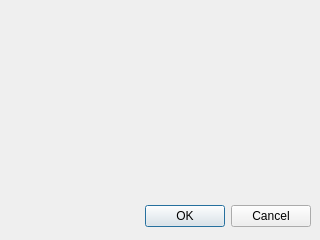
Above: forms/settings/settings_narf.ui from TheWarek/NARF_Kin before the change. Below: the same form after it.
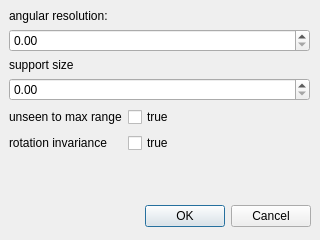
That is the form after the change.

Commit message:
[Sources & GUI] added settings window
able to change settings
renamed classes with capital letter
completed gui for narf settings

Patch:
```diff
--- a/forms/settings/settings_narf.ui
+++ b/forms/settings/settings_narf.ui
@@ -28,6 +28,69 @@
     <set>QDialogButtonBox::Cancel|QDialogButtonBox::Ok</set>
    </property>
   </widget>
+  <widget class="QWidget" name="verticalLayoutWidget">
+   <property name="geometry">
+    <rect>
+     <x>9</x>
+     <y>9</y>
+     <width>301</width>
+     <height>191</height>
+    </rect>
+   </property>
+   <layout class="QFormLayout" name="formLayout">
+    <property name="fieldGrowthPolicy">
+     <enum>QFormLayout::AllNonFixedFieldsGrow</enum>
+    </property>
+    <item row="0" column="0" colspan="2">
+     <widget class="QLabel" name="label">
+      <property name="text">
+       <string>angular resolution:</string>
+      </property>
+     </widget>
+    </item>
+    <item row="1" column="0" colspan="2">
+     <widget class="QDoubleSpinBox" name="doubleSpinBox_ang_res"/>
+    </item>
+    <item row="2" column="0">
+     <widget class="QLabel" name="label_2">
+      <property name="text">
+       <string>support size</string>
+      </property>
+     </widget>
+    </item>
+    <item row="3" column="0" colspan="2">
+     <widget class="QDoubleSpinBox" name="doubleSpinBox_supp_size"/>
+    </item>
+    <item row="4" column="0">
+     <widget class="QLabel" name="label_3">
+      <property name="text">
+       <string>unseen to max range</string>
+      </property>
+     </widget>
+    </item>
+    <item row="4" column="1">
+     <widget class="QCheckBox" name="checkBox_range">
+      <property name="text">
+       <string>true</string>
+      </property>
+     </widget>
+    </item>
+    <item row="5" column="0">
+     <widget class="QLabel" name="label_4">
+      <property name="text">
+       <string>rotation invariance</string>
+      </property>
+     </widget>
+    </item>
+    <item row="5" column="1">
+     <widget class="QCheckBox" name="checkBox_rot_inv">
+      <property name="text">
+       <string>true</string>
+      </property>
+     </widget>
+    </item>
+   </layout>
+  </widget>
  </widget>
  <resources/>
  <connections>
```
Left out of the diff: 9 changed lines with no effect on the pictures. The commit also changes 7 other files.
